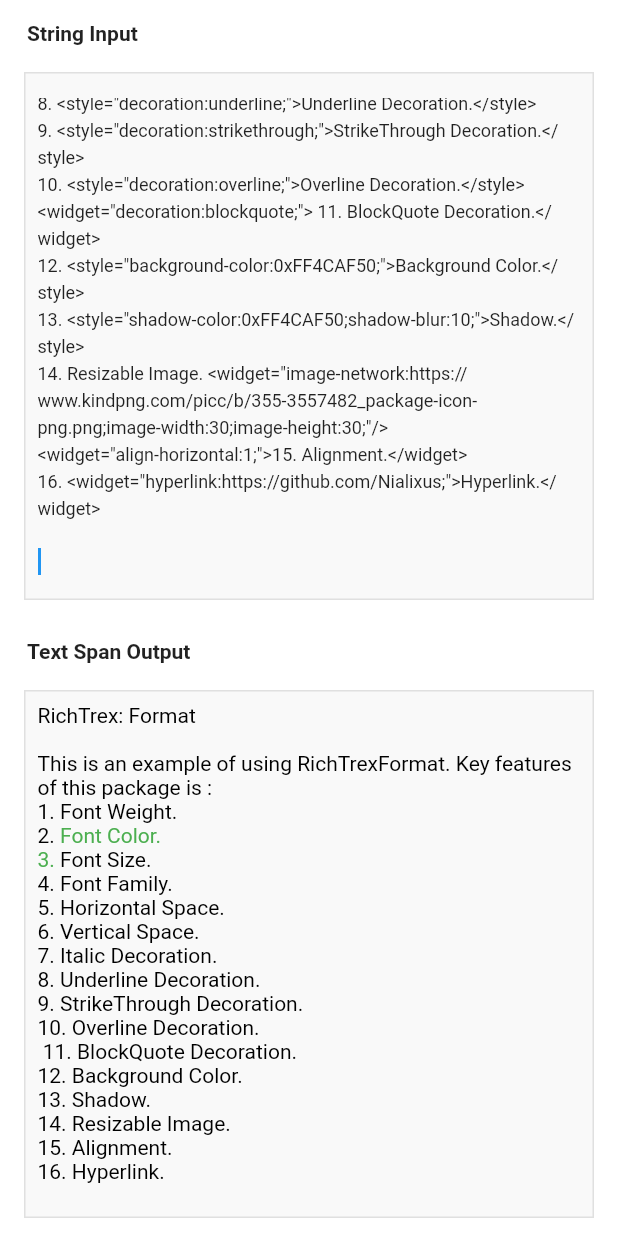
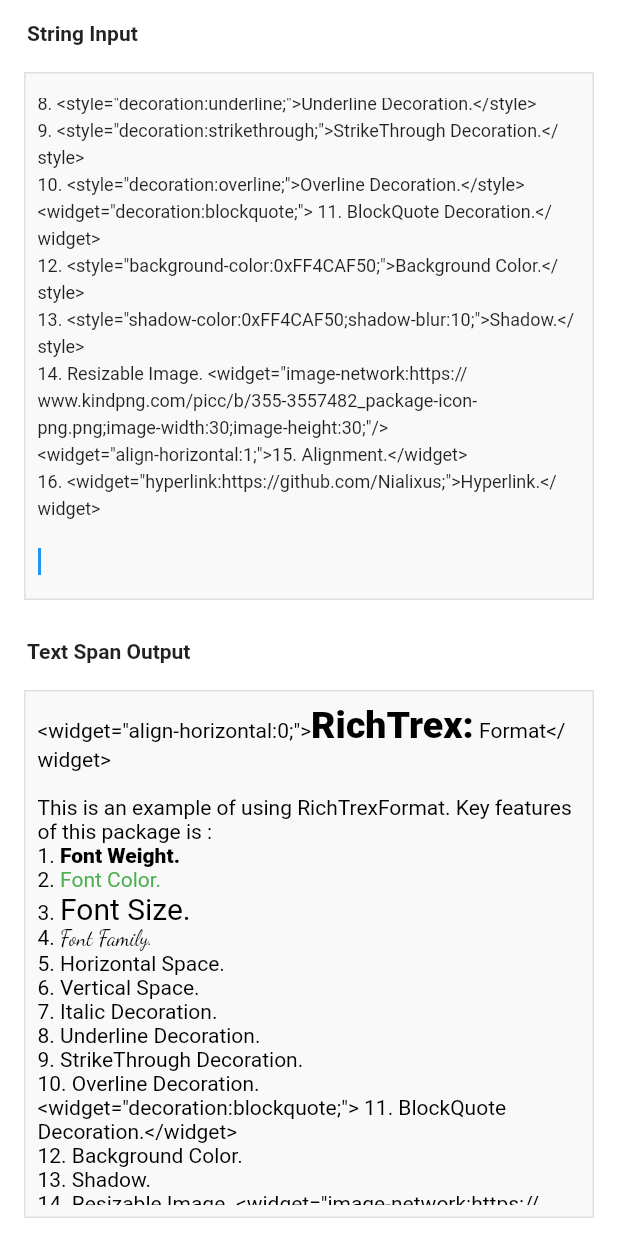
Before and after one commit to Nialixus/richtrex_span, a Flutter app: the screen it shows after launch, on a phone screen of 412 x 824 dp. Run offline on Flutter 3.47's test engine with Material 2 defaults, Android fonts, the phone set to English and light mode, and no system bars; missing offline and left inert: richtrex_image.

Commit message:
Migrate to RichTrex Format Decode

````diff
--- a/example/lib/main.dart
+++ b/example/lib/main.dart
@@ -46,7 +46,7 @@ This is an example of using RichTrexFormat. Key features of this package is :
   @override
   Widget build(BuildContext context) {
     var decode = RichTrexFormatDecode(text);
-    print(decode.textlist);
+    //print(decode.textlist);
 
     return Scaffold(
         body: SafeArea(
--- a/lib/src/regex_matcher.dart
+++ b/lib/src/regex_matcher.dart
@@ -1,6 +1,3 @@
-String? regexMatcher(String text, String pattern) =>
-    RegExp(pattern).stringMatch(text);
-
 extension RegexMatcher on String {
-  String? matchWith(String pattern) => regexMatcher(this, pattern);
+  String? matchWith(String pattern) => RegExp(pattern).stringMatch(this);
 }
--- a/lib/src/richtrex_format_decode.dart
+++ b/lib/src/richtrex_format_decode.dart
@@ -5,12 +5,14 @@ class RichTrexFormatDecode extends TextSpan {
   /// A tool to decode [TextSpan] from encoded [String].
   ///
   /// ```dart
+  /// String text = '<style="font-weight:bold;">Text</style>'
   /// TextSpan decode = RichTrexFormatDecode(text);
+  /// Text richtext = Text.rich(decode);
   /// ```
   const RichTrexFormatDecode(String text,
       {Locale? locale,
       MouseCursor? mouseCursor,
-      TextStyle? style,
+      TextStyle style = const TextStyle(color: Colors.black),
       bool? spellOut,
       GestureRecognizer? recognizer,
       void Function(PointerEnterEvent)? onEnter,
@@ -32,17 +34,33 @@ class RichTrexFormatDecode extends TextSpan {
   @override
   String get text => "";
 
-  /// Parse list of [String] from input [super.text].
-  List<String> get textlist => super.text!.split(RegExp(
-      r'(?=<widget=".+;">)|(?<=<\/widget>)|(?<=[^;">])(?=<style=")|(?<=<\/style>)<\/widget>|(?=<widget=".+;"\/>)|(?<=[(<widget=".*;"\/>)]$)'));
+  /// Parse list of [String] from input [text].
+  ///
+  /// ```dart
+  /// String text = """It's a <style="font-weight:8;">bold</style> text""";
+  /// List<String> texts = textlist(text);
+  /// print(texts); // ["It's a ","<style="font-weight:8;">bold</style>"," text"]
+  /// ```
+  List<String> textlist(String text) =>
+      text.split(RegExp(r'(?=<style=")|(?<=<\/style>)'));
 
   /// Parse clean [String] from input [text].
-  String rawText(String text) => text.replaceAll(
-      RegExp(
-          r'<widget=".*?;">|<\/widget>|<widget=".*;"\/>|<style=".*;">|<\/style>'),
-      "");
+  ///
+  /// ```dart
+  /// String text = """It's a <style="font-weight:8;">bold</style> text""";
+  /// String cleantext = string(text);
+  /// print(cleantext) // It's a bold text
+  /// ```
+  String string(String text) =>
+      text.replaceAll(RegExp(r'<style=".*?;">|<\/style>'), "");
 
   /// Parse [Color] from input [text].
+  ///
+  /// ```dart
+  /// String text = """It's a <style="font-color:0xff4caf50;">colored</style> text""";
+  /// Color? colortext = color(text);
+  /// Text styledtext = Text(text, style: TextStyle(color: colortext))
+  /// ```
   Color? color(String text) {
     try {
       String value = text.matchWith(r'(?<=font-color:).*?(?=;)')!;
@@ -52,11 +70,71 @@ class RichTrexFormatDecode extends TextSpan {
     }
   }
 
+  /// Parse [FontWeight] from input [text].
+  ///
+  /// ```dart
+  /// String text = """It's a <style="font-weight:8;">bold</style> text""";
+  /// FontWeight? boldtext = fontWeight(text);
+  /// Text styledtext = Text(text, style: TextStyle(fontWeight: boldtext));
+  /// ```
+  FontWeight? fontWeight(String text) {
+    try {
+      String value = text.matchWith(r'(?<=font-weight:).*?(?=;)')!;
+      return FontWeight.values[int.parse(value)];
+    } catch (e) {
+      return null;
+    }
+  }
+
+  /// Parse Font-Size from input [text].
+  ///
+  /// ```dart
+  /// String text = """It's a <style="font-size:40;">big</style> text""";
+  /// double? sizedtext = fontSize(text);
+  /// Text styledtext = Text(text, style: TextStyle(fontSize: sizedtext));
+  /// ```
+  double? fontSize(String text) {
+    try {
+      String value = text.matchWith(r'(?<=font-size:).*?(?=;)')!;
+      return double.parse(value);
+    } catch (e) {
+      return null;
+    }
+  }
+
+  /// Parse Font-Family from input [text].
+  ///
+  /// ```dart
+  /// String text = """It's a <style="font-family:Arial;">family</style> text""";
+  /// double? familytext = fontFamily(text);
+  /// Text styledtext = Text(text, style: TextStyle(fontFamily: familytext));
+  /// ```
+  String? fontFamily(String text) {
+    try {
+      String value = text.matchWith(r'(?<=font-family:).*?(?=;)')!;
+      return value;
+    } catch (e) {
+      return null;
+    }
+  }
+
+  /// Decoded list of [InlineSpan] from input [super.text].
+  ///
+  ///```dart
+  /// Text richtext = Text.rich(children ?? <InlineSpan>[]);
+  /// ```
   @override
-  List<InlineSpan>? get children => List.generate(
-      textlist.length,
-      (x) => TextSpan(
-          text: rawText(textlist[x]),
-          style: (style ?? const TextStyle(color: Colors.black))
-              .copyWith(color: color(textlist[x]))));
+  List<InlineSpan>? get children {
+    late List<String> texts = textlist(super.text ?? "");
+
+    return List.generate(
+        texts.length,
+        (x) => TextSpan(
+            text: string(texts[x]),
+            style: style?.copyWith(
+                color: color(texts[x]),
+                fontSize: fontSize(texts[x]),
+                fontFamily: fontFamily(texts[x]),
+                fontWeight: fontWeight(texts[x]))));
+  }
 }
````
